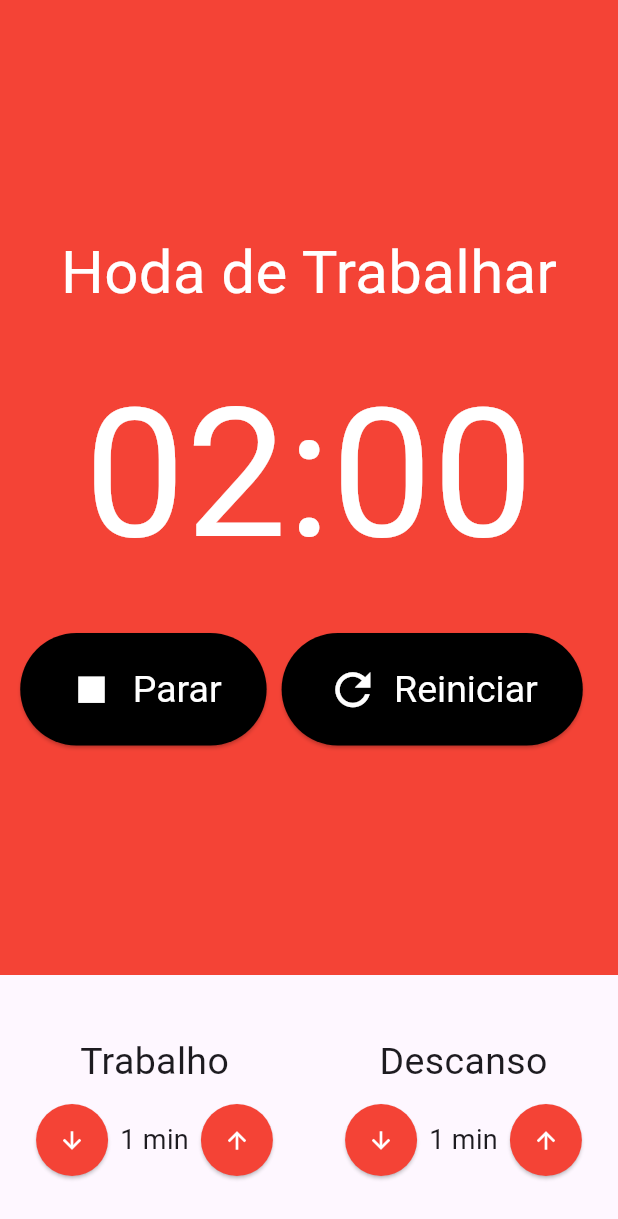
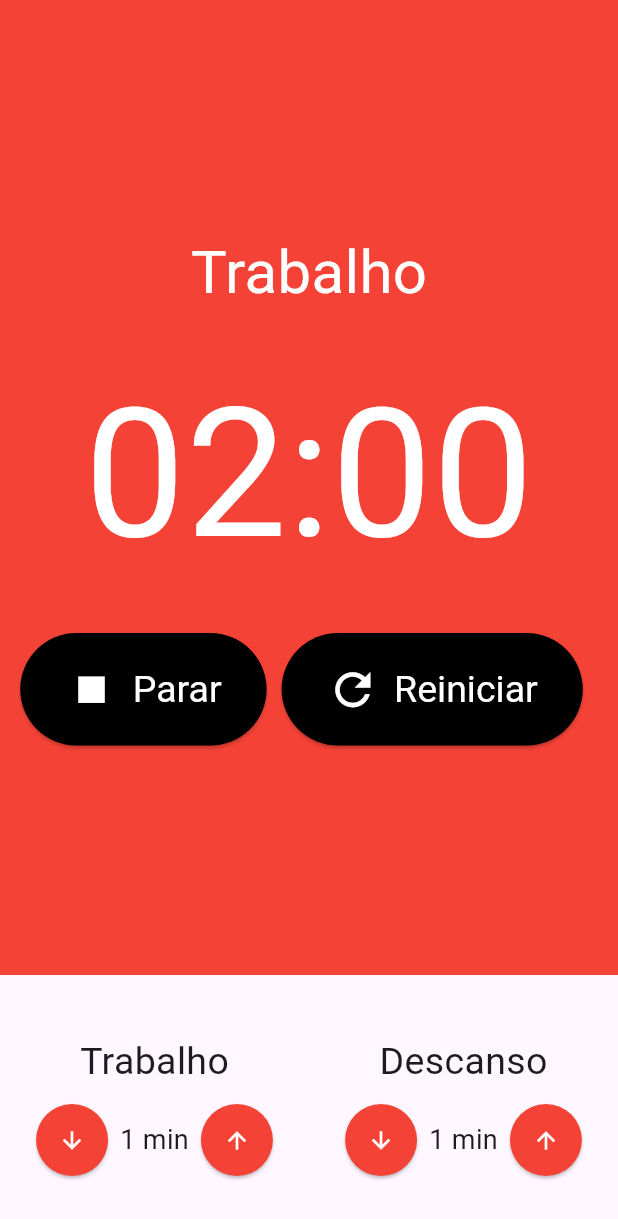
Before and after one commit to EuRafaelaSantos/pomodoro, a Flutter app: the screen it shows after launch, after a tap on "Iniciar", on a phone screen of 412 x 824 dp. Shown: the top 1219 px of the screen. Run offline on Flutter 3.47's test engine with Material 3 defaults, Android fonts, the phone set to English and light mode, and no system bars; our stand-ins replace flutter_mobx, mobx; generated files the repository leaves out were written again.

Commit message:
Pomodoro Store 03

```diff
--- a/lib/components/cronometro.dart
+++ b/lib/components/cronometro.dart
@@ -11,12 +11,12 @@ class Cronometro extends StatelessWidget {
   Widget build(BuildContext context) {
     final store = Provider.of<PomodoroStore>(context);
     return Container(
-      color: Colors.red,
+      color: store.estaTrabalhando() ? Colors.red : Colors.green,
       child: Column(
         mainAxisAlignment: MainAxisAlignment.center,
         children: [
           Text(
-            'Hoda de Trabalhar',
+            store.estaTrabalhando() ? 'Trabalho' : 'Pausa',
             style: TextStyle(
               fontSize: 40,
               color: Colors.white,
--- a/lib/components/entradaTempo.dart
+++ b/lib/components/entradaTempo.dart
@@ -1,4 +1,6 @@
 import 'package:flutter/material.dart';
+import 'package:pomodoro/store/pomodoro.store.dart';
+import 'package:provider/provider.dart';
 
 class Entradatempo extends StatelessWidget {
   final String titulo;
@@ -16,6 +18,7 @@ class Entradatempo extends StatelessWidget {
 
   @override
   Widget build(BuildContext context) {
+    final store = Provider.of<PomodoroStore>(context);
     return Column(
       crossAxisAlignment: CrossAxisAlignment.center,
       children: [
@@ -40,7 +43,8 @@ class Entradatempo extends StatelessWidget {
               style: ElevatedButton.styleFrom(
                 shape: CircleBorder(),
                 padding: EdgeInsets.all(15),
-                backgroundColor: Colors.red,
+                backgroundColor:
+                    store.estaTrabalhando() ? Colors.red : Colors.green,
               ),
             ),
             Text(
@@ -58,7 +62,8 @@ class Entradatempo extends StatelessWidget {
               style: ElevatedButton.styleFrom(
                 shape: CircleBorder(),
                 padding: EdgeInsets.all(15),
-                backgroundColor: Colors.red,
+                backgroundColor:
+                    store.estaTrabalhando() ? Colors.red : Colors.green,
               ),
             ),
           ],
--- a/lib/store/pomodoro.store.dart
+++ b/lib/store/pomodoro.store.dart
@@ -2,6 +2,8 @@ import 'package:mobx/mobx.dart';
 part 'pomodoro.store.g.dart';
 
 class PomodoroStore = _PomodoroStore with _$PomodoroStore;
+
+enum TipoIntervalo { TRABALHO, DESCANSO }
 
 abstract class _PomodoroStore with Store {
   @observable
@@ -16,6 +18,9 @@ abstract class _PomodoroStore with Store {
 
   @observable
   int tempoDescanso = 1;
+
+  @observable
+  TipoIntervalo tipoIntervalo = TipoIntervalo.TRABALHO;
 
   @action
   void iniciar() {
@@ -51,4 +56,12 @@ abstract class _PomodoroStore with Store {
   void decrementarDescanso() {
     tempoDescanso--;
   }
+
+  bool estaTrabalhando() {
+    return tipoIntervalo == TipoIntervalo.TRABALHO;
+  }
+
+  bool estaDescansando() {
+    return tipoIntervalo == TipoIntervalo.DESCANSO;
+  }
 }
```
Also changed, not shown: lib/store/pomodoro.store.g.dart.
